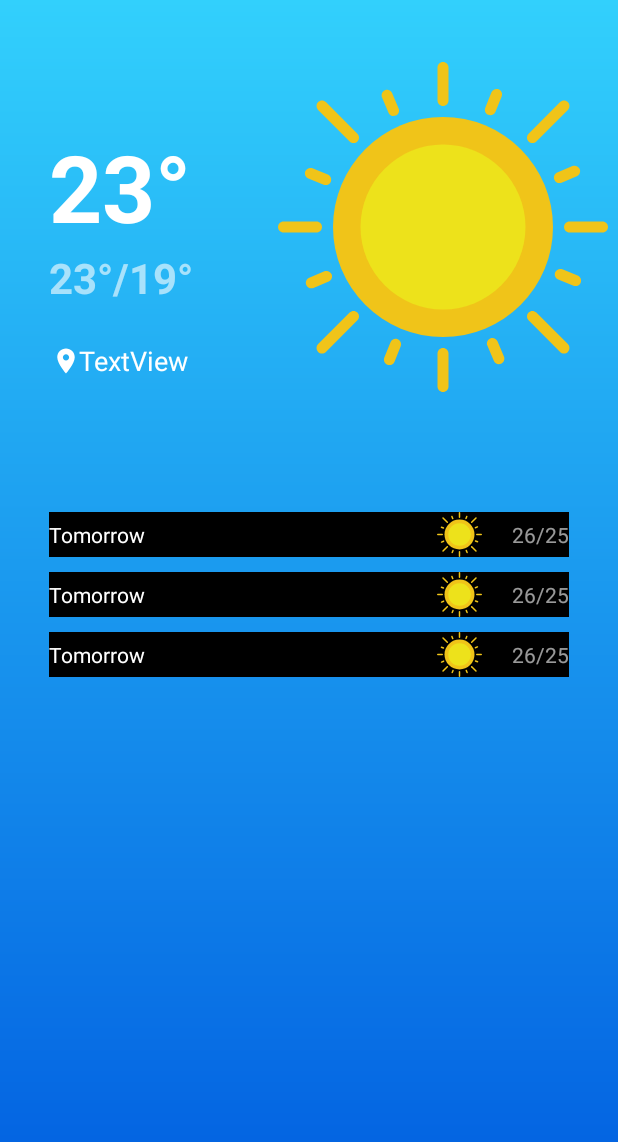
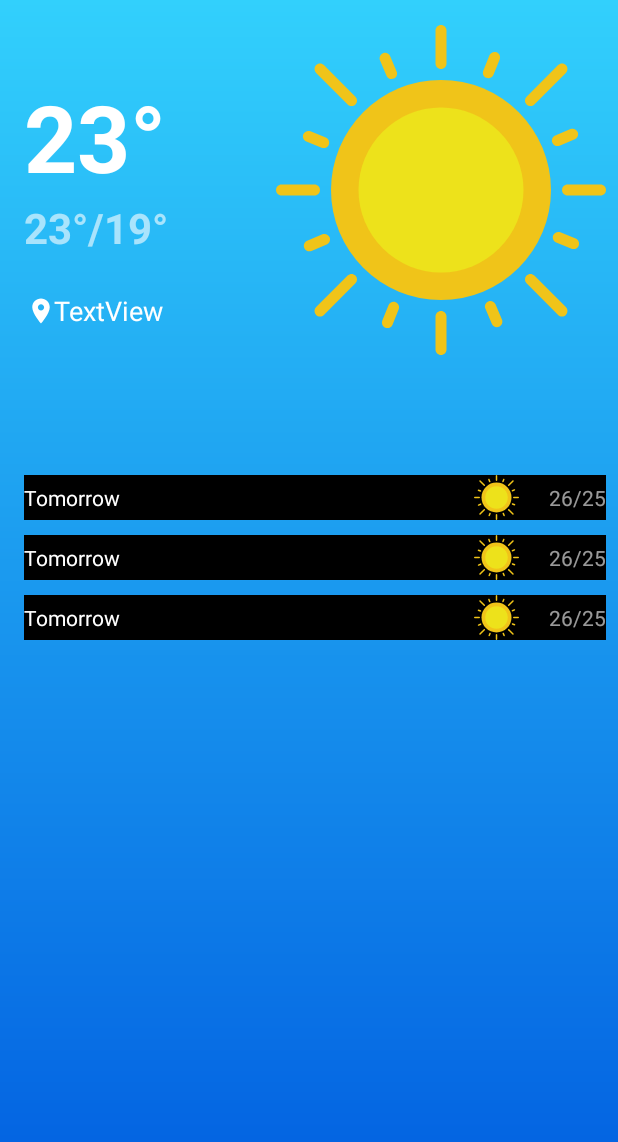
Before and after one commit to MohamedFathyAhmed/WeatherApp, an Android app: the layout fragment_home.xml on its own in the app's theme, with its tools: preview values and no code run, on a phone screen of 412 x 824 dp. Shown: the top 1142 px of the screen. Run offline under Robolectric (Android 15) with nearby library versions, the phone set to English and light mode, and no system bars; network calls fail.

Commit message:
add : days

```diff
--- a/app/src/main/res/layout/fragment_home.xml
+++ b/app/src/main/res/layout/fragment_home.xml
@@ -13,28 +13,28 @@
         android:layout_width="wrap_content"
         android:layout_height="wrap_content"
         android:orientation="horizontal"
-        app:layout_constraintGuide_percent="0.1" />
+        app:layout_constraintGuide_percent="0.06" />
 
     <androidx.constraintlayout.widget.Guideline
         android:id="@+id/glTop2"
         android:layout_width="wrap_content"
         android:layout_height="wrap_content"
         android:orientation="horizontal"
-        app:layout_constraintGuide_percent="0.05" />
+        app:layout_constraintGuide_percent="0.02" />
 
     <androidx.constraintlayout.widget.Guideline
         android:id="@+id/glLeft"
         android:layout_width="wrap_content"
         android:layout_height="wrap_content"
         android:orientation="vertical"
-        app:layout_constraintGuide_begin="33dp" />
+        app:layout_constraintGuide_begin="16dp" />
 
     <androidx.constraintlayout.widget.Guideline
         android:id="@+id/glRight"
         android:layout_width="wrap_content"
         android:layout_height="wrap_content"
         android:orientation="vertical"
-        app:layout_constraintGuide_percent="0.92" />
+        app:layout_constraintGuide_percent="0.98" />
 
     <TextView
         android:id="@+id/txtDegree"
```
Also changed, not shown: app/src/main/java/com/example/weatherapp/adapter/DaysAdapter.kt (+15 -11 lines), app/src/main/java/com/example/weatherapp/adapter/TimesAdapter.kt (+9 -12 lines).
